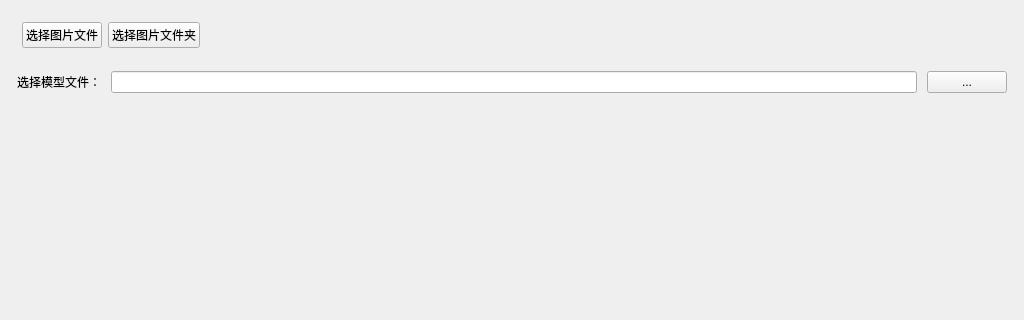
This is mainwindow.ui in 123sswss/Multithreaded-inference as Qt 5 draws it before an edit; both pictures show x 0 to 1024 and y 0 to 320 of the 1024 by 804 pixel window. The edited form follows.
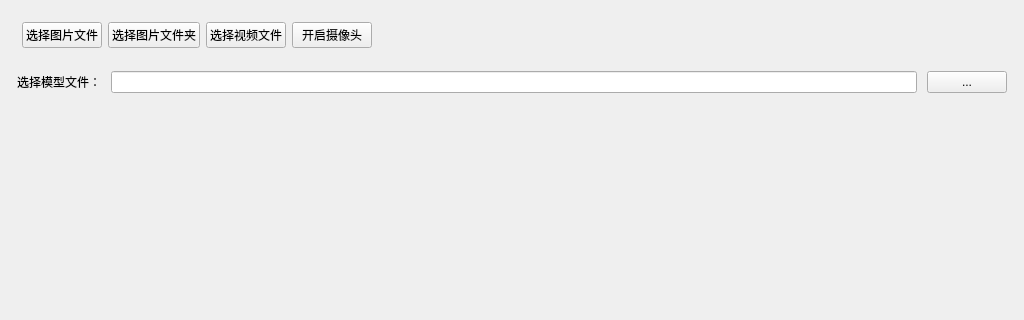
This is the edited form.

What changed in the file:
```diff
--- a/mainwindow.ui
+++ b/mainwindow.ui
@@ -7,7 +7,7 @@
     <x>0</x>
     <y>0</y>
     <width>1024</width>
-    <height>768</height>
+    <height>794</height>
    </rect>
   </property>
   <property name="windowTitle">
@@ -26,7 +26,7 @@
          </size>
         </property>
         <layout class="QGridLayout" name="gridLayout_5">
-         <item row="0" column="2">
+         <item row="0" column="4">
           <spacer name="horizontalSpacer_5">
            <property name="orientation">
             <enum>Qt::Horizontal</enum>
@@ -39,6 +39,13 @@
            </property>
           </spacer>
          </item>
+         <item row="0" column="2">
+          <widget class="QPushButton" name="selectVideo">
+           <property name="text">
+            <string>选择视频文件</string>
+           </property>
+          </widget>
+         </item>
          <item row="0" column="0">
           <widget class="QPushButton" name="selectImg">
            <property name="text">
@@ -53,6 +60,13 @@
            </property>
           </widget>
          </item>
+         <item row="0" column="3">
+          <widget class="QPushButton" name="openCap">
+           <property name="text">
+            <string>开启摄像头</string>
+           </property>
+          </widget>
+         </item>
         </layout>
        </widget>
       </item>
```
